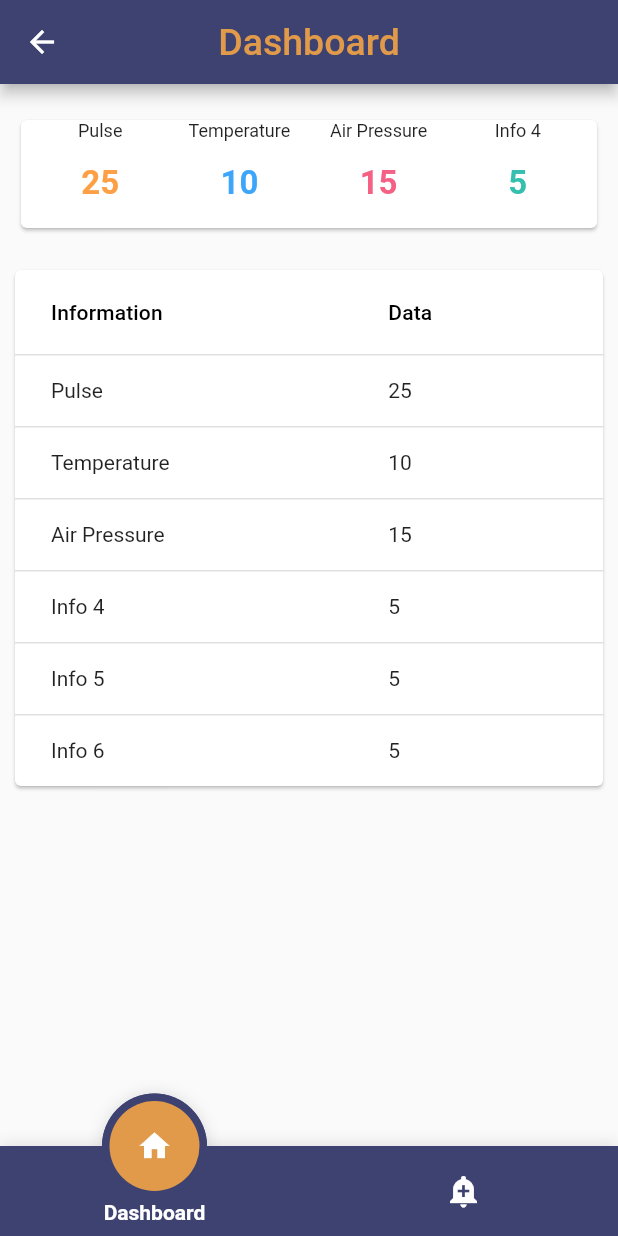
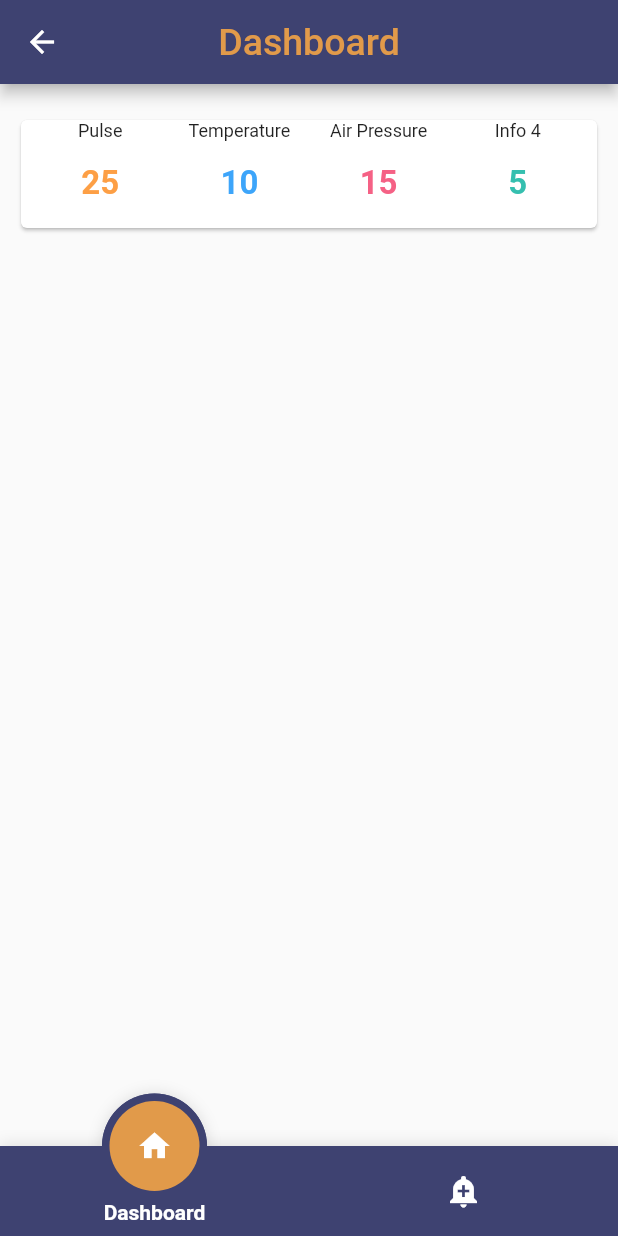
Before and after one commit to Egomination/quela, a Flutter app: the PatientDashboard screen opened by its route, on a phone screen of 412 x 824 dp. Run offline on Flutter 3.47's test engine with Material 2 defaults, Android fonts, the phone set to English and light mode, and no system bars; drawn by our look-alikes of fancy_bottom_navigation.

Commit message:
Discard Table
As we talked, both of are not satisfied with table design. Thus I decided to change it a bit.

```diff
--- a/lib/pages/patient/dashboard.dart
+++ b/lib/pages/patient/dashboard.dart
@@ -3,7 +3,6 @@ import 'package:quela/pages/patient/mock_data.dart';
 
 import 'package:quela/utils/colour.dart';
 import 'package:quela/pages/patient/bottombar.dart';
-import 'package:quela/pages/patient/table.dart';
 
 class PatientDashboard extends StatelessWidget {
   PatientDashboard({Key key}) : super(key: key);
@@ -55,7 +54,7 @@ class PatientDashboard extends StatelessWidget {
     );
   }
 
-  Widget patientTable() {
+  /*Widget patientTable() {
     return Container(
       margin: EdgeInsets.only(top: 20.0),
       child: SizedBox(
@@ -65,13 +64,13 @@ class PatientDashboard extends StatelessWidget {
         ),
       ),
     );
-  }
+  }*/
 
   Widget patientBody() {
     return Column(
       children: <Widget>[
         patientInformer(),
-        patientTable(),
+        //patientTable(),
       ],
     );
   }
--- a/lib/pages/patient/table.dart
+++ /dev/null
@@ -1,43 +0,0 @@
-import 'package:flutter/material.dart';
-import 'package:quela/pages/patient/mock_data.dart';
-
-class PatientDataTableSample extends StatefulWidget {
-  @override
-  _PatientDataTableSampleState createState() => _PatientDataTableSampleState();
-}
-
-class _PatientDataTableSampleState extends State<PatientDataTableSample> {
-  @override
-  Widget build(BuildContext context) {
-    return DataTable(
-      sortAscending: true,
-      columns: <DataColumn>[
-        DataColumn(
-          label: Text("Information"),
-        ),
-        DataColumn(
-          label: Text("Data"),
-        ),
-      ],
-      rows: patients2
-          .map(
-            (info) => DataRow(
-                  // NOTE: Old return gives error for cells
-                  // Arrow function causes indent bug for map
-                  cells: [
-                    DataCell(
-                      Text(info.title),
-                      placeholder: false,
-                    ),
-                    DataCell(
-                      Text(info.data),
-                      placeholder: false,
-                      //onTap: _getSelectedRowInfo,
-                    ),
-                  ],
-                ),
-          )
-          .toList(),
-    );
-  }
-}
```
